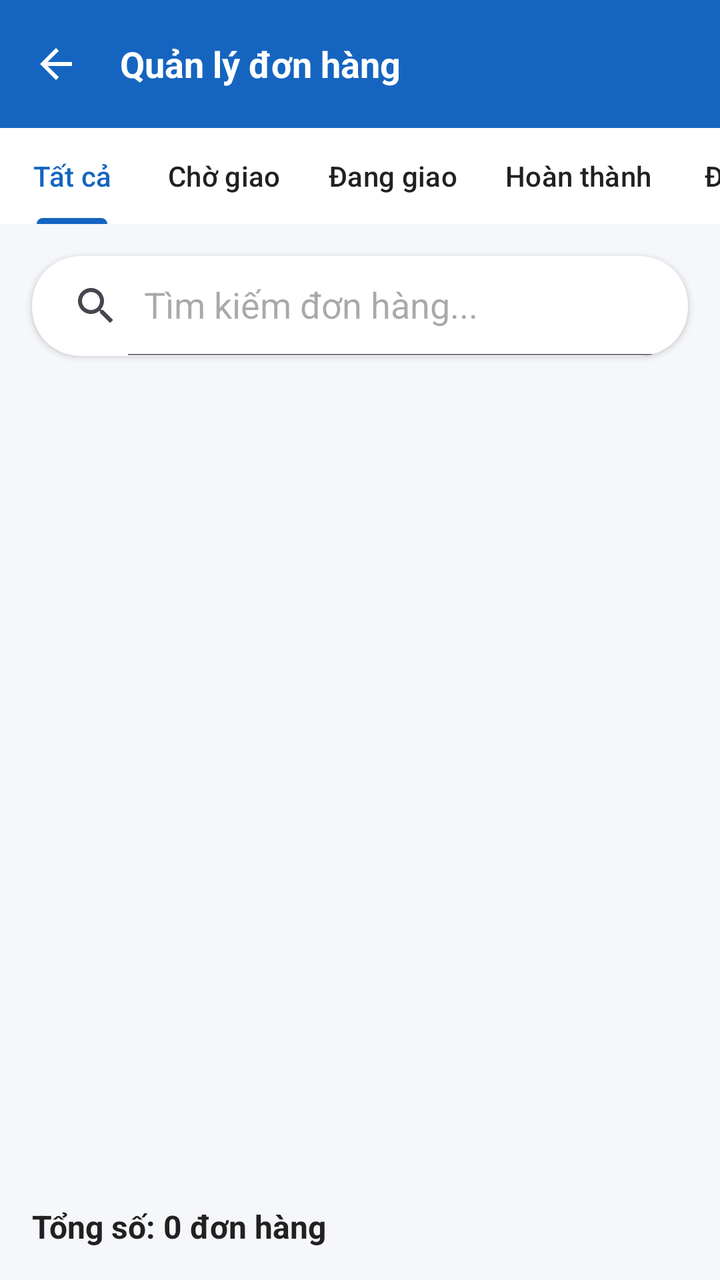
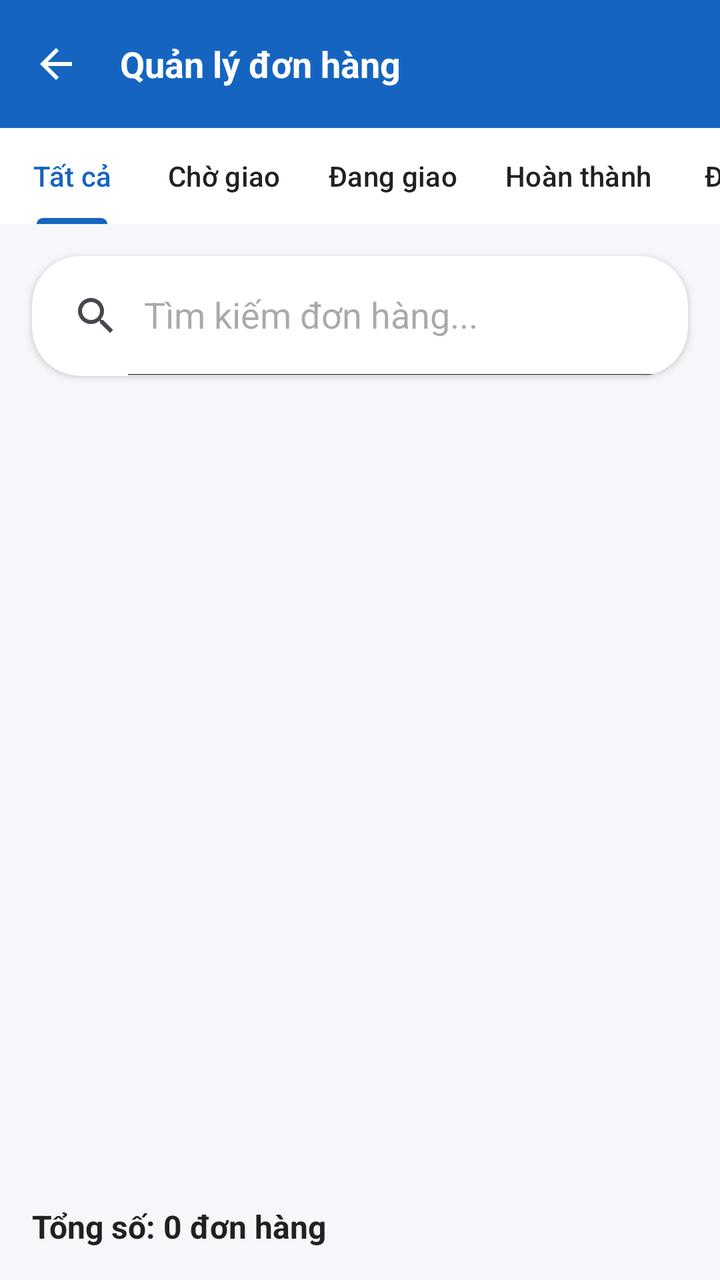

Compare the two renders of this Android layout. The source of the first and the diff that turns it into the second are given below.
<!-- AndroidManifest.xml: application theme Theme.UDGH -->
<!-- res/layout/activity_order_management.xml -->
<?xml version="1.0" encoding="utf-8"?>
<LinearLayout xmlns:android="http://schemas.android.com/apk/res/android"
    xmlns:app="http://schemas.android.com/apk/res-auto"
    android:id="@+id/main"
    android:layout_width="match_parent"
    android:layout_height="match_parent"
    android:background="@color/background"
    android:orientation="vertical">

    
    <com.google.android.material.appbar.MaterialToolbar
        android:id="@+id/toolbar"
        android:layout_width="match_parent"
        android:layout_height="?attr/actionBarSize"
        android:background="@color/primary"
        app:navigationIcon="@drawable/sgv_back"
        app:title="Quản lý đơn hàng"
        app:titleTextAppearance="@style/ToolbarTitleStyle"
        app:titleTextColor="@android:color/white" />

    
    <com.google.android.material.tabs.TabLayout
        android:id="@+id/tabLayout"
        android:layout_width="match_parent"
        android:layout_height="wrap_content"
        android:background="@color/white"
        app:tabGravity="center"
        app:tabIndicatorColor="@color/primary"
        app:tabMode="scrollable"
        app:tabSelectedTextColor="@color/primary"
        app:tabTextColor="@color/black">

        <com.google.android.material.tabs.TabItem android:text="Tất cả" />

        <com.google.android.material.tabs.TabItem android:text="Chờ giao" />

        <com.google.android.material.tabs.TabItem android:text="Đang giao" />

        <com.google.android.material.tabs.TabItem android:text="Hoàn thành" />

        <com.google.android.material.tabs.TabItem android:text="Đã hủy" />

    </com.google.android.material.tabs.TabLayout>

    
    <androidx.cardview.widget.CardView
        android:layout_width="match_parent" android:layout_height="wrap_content"
        android:layout_margin="16dp" app:cardBackgroundColor="@color/white"
        app:cardCornerRadius="24dp" app:cardElevation="2dp">

        <androidx.appcompat.widget.SearchView
            android:id="@+id/searchView"
            style="@style/SearchViewStyle"
            android:layout_width="match_parent"
            android:layout_height="50dp"
            android:background="@android:color/transparent"
            app:iconifiedByDefault="false"
            app:queryHint="Tìm kiếm đơn hàng..." />
    </androidx.cardview.widget.CardView>

    
    <androidx.recyclerview.widget.RecyclerView
        android:id="@+id/rvOrder"
        android:layout_width="match_parent"
        android:layout_height="0dp"
        android:layout_weight="1"
        android:padding="8dp" />

    
    <TextView
        android:id="@+id/txtTotalOrder"
        android:layout_width="match_parent"
        android:layout_height="wrap_content"
        android:padding="16dp"
        android:text="Tổng số: 0 đơn hàng"
        android:textColor="@color/black"
        android:textSize="16sp"
        android:textStyle="bold" />

</LinearLayout>
<!-- resources referenced by this layout -->
<resources>
  <color name="background">#F5F7FA</color>
  <color name="black">#212121</color>
  <color name="primary">#1565C0</color>
  <color name="white">#FFFFFF</color>
  <!-- drawable sgv_back (drawable) -->
  <vector xmlns:android="http://schemas.android.com/apk/res/android"
      android:width="24dp"
      android:height="24dp"
      android:viewportWidth="960"
      android:viewportHeight="960">
    <path
        android:pathData="m313,520 l224,224 -57,56 -320,-320 320,-320 57,56 -224,224h487v80L313,520Z"
        android:fillColor="#FFFFFF"/>
  </vector>
  <style name="SearchViewStyle" parent="Widget.AppCompat.SearchView">
          
          <item name="android:background">@drawable/bg_search</item>
          <item name="android:padding">12dp</item>
          <item name="android:textColor">@color/black</item>
          <item name="android:textColorHint">@color/gray</item>
          
          <item name="searchIcon">@drawable/ic_search</item>
          
          <item name="closeIcon">@drawable/svg_close</item>
          
          <item name="submitBackground">@null</item>
          
          <item name="iconifiedByDefault">false</item>
      </style>
  <style name="ToolbarTitleStyle">
          <item name="android:textSize">18sp</item>
          <item name="android:textStyle">bold</item>
          <item name="android:textColor">@android:color/white</item>
      </style>
  <style name="Theme.UDGH" parent="Base.Theme.UDGH" />
  <!-- drawable bg_search (drawable) -->
  <?xml version="1.0" encoding="utf-8"?>
  <shape xmlns:android="http://schemas.android.com/apk/res/android">
      <solid android:color="@color/white" />
      <corners android:radius="70dp" />
      <stroke
          android:width="1dp"
          android:color="#E0E0E0" />
      <padding
          android:left="16dp"
          android:right="16dp"
          android:top="8dp"
          android:bottom="8dp" />
  </shape>
  <color name="gray">#757575</color>
  <!-- drawable ic_search: png bitmap (drawable, 776 bytes) -->
  <!-- drawable svg_close (drawable) -->
  <vector xmlns:android="http://schemas.android.com/apk/res/android"
      android:width="24dp"
      android:height="24dp"
      android:viewportWidth="960"
      android:viewportHeight="960">
    <path
        android:pathData="m256,760 l-56,-56 224,-224 -224,-224 56,-56 224,224 224,-224 56,56 -224,224 224,224 -56,56 -224,-224 -224,224Z"
        android:fillColor="#000000"/>
  </vector>
  <style name="Base.Theme.UDGH" parent="Theme.Material3.DayNight.NoActionBar">
          <item name="colorPrimary">@color/primary</item>
          <item name="colorPrimaryVariant">@color/primary_dark</item>
          <item name="android:statusBarColor">@color/primary_dark</item>
          <item name="android:windowLightStatusBar">false</item>
          <item name="android:navigationBarColor">@color/white</item>
          <item name="android:windowLightNavigationBar">true</item>
          
          
      </style>
  <color name="primary_dark">#0D47A1</color>
</resources>

<!-- the commit's change to res/layout/activity_order_management.xml (unified diff, before → after) -->
@@ -52,7 +52,7 @@
             android:id="@+id/searchView"
             style="@style/SearchViewStyle"
             android:layout_width="match_parent"
-            android:layout_height="50dp"
+            android:layout_height="60dp"
             android:background="@android:color/transparent"
             app:iconifiedByDefault="false"
             app:queryHint="Tìm kiếm đơn hàng..." />
